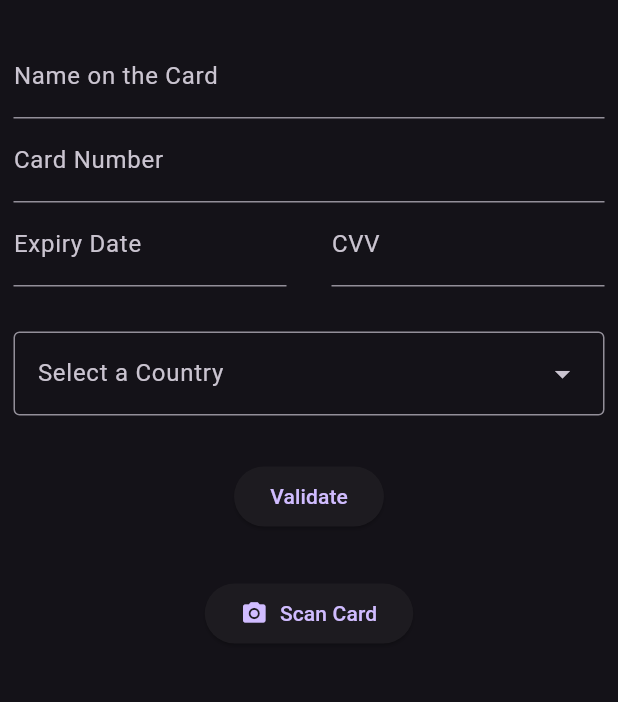
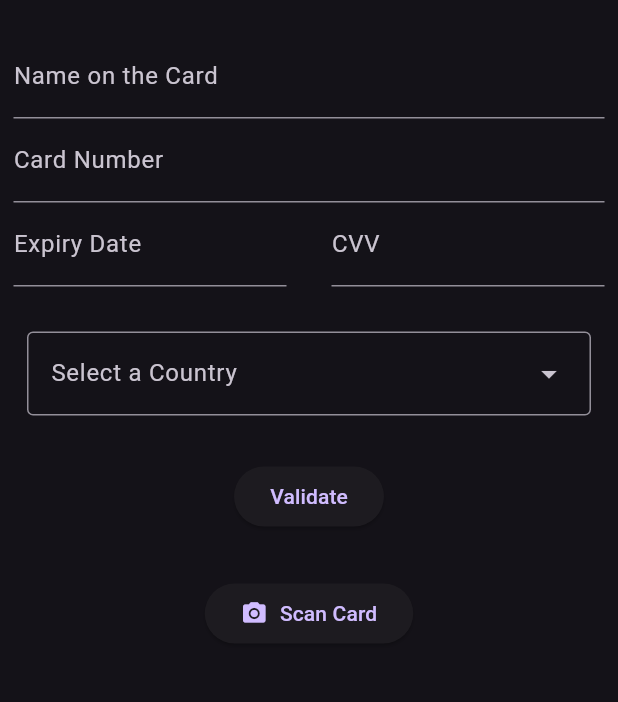
Before and after one commit to Silva3012/cardwiz_II, a Flutter app: the screen it shows after launch, on a phone screen of 412 x 824 dp, the part 63-765 px from its top. Run offline on Flutter 3.47's test engine with Material 3 defaults, Android fonts, the phone set to English and light mode, and no system bars.

```diff
--- a/lib/application/presentation/credit_card_form/widgets/country_dropdown.dart
+++ b/lib/application/presentation/credit_card_form/widgets/country_dropdown.dart
@@ -15,7 +15,7 @@ class CountryDropdownState extends State<CountryDropdown> {
   @override
   Widget build(BuildContext context) {
     return DropdownMenu<String>(
-      expandedInsets: EdgeInsets.zero,
+      expandedInsets: const EdgeInsets.all(9.0),
       // initialSelection: list.first,
       hintText: "Select a Country",
       onSelected: (String? value) {
--- a/lib/application/presentation/credit_card_form/widgets/name_on_card_field.dart
+++ b/lib/application/presentation/credit_card_form/widgets/name_on_card_field.dart
@@ -8,7 +8,7 @@ class NameOnCardField extends StatelessWidget {
     return TextField(
         decoration: const InputDecoration(
           labelText: "Name on the Card",
-          hintText: "Name",
+          hintText: "Enter your name",
         ),
         onChanged: (String value) {
           // TODO: Save users input in an object
```
Also changed, not shown: lib/application/presentation/banned_countries/banned_countries_page.dart (added, +14 -0 lines), lib/application/presentation/credit_card_form/widgets/pop_up_menu.dart (+6 -6 lines), lib/application/presentation/saved_credit_cards/saved_credit_cards_page.dart (added, +14 -0 lines).
